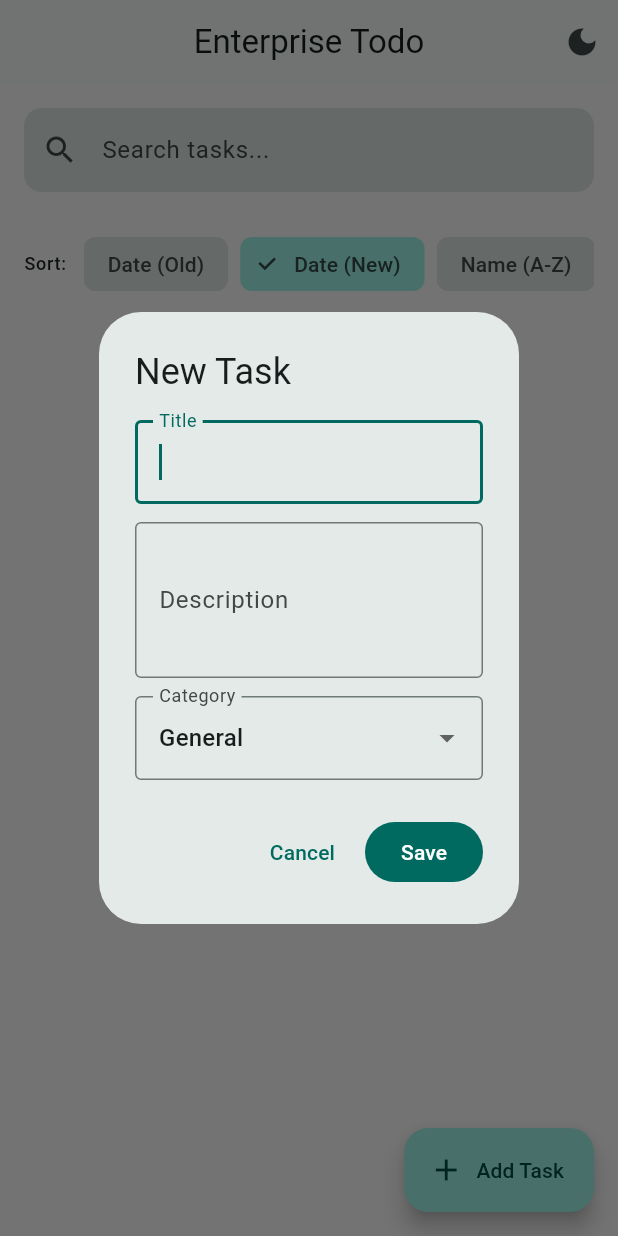
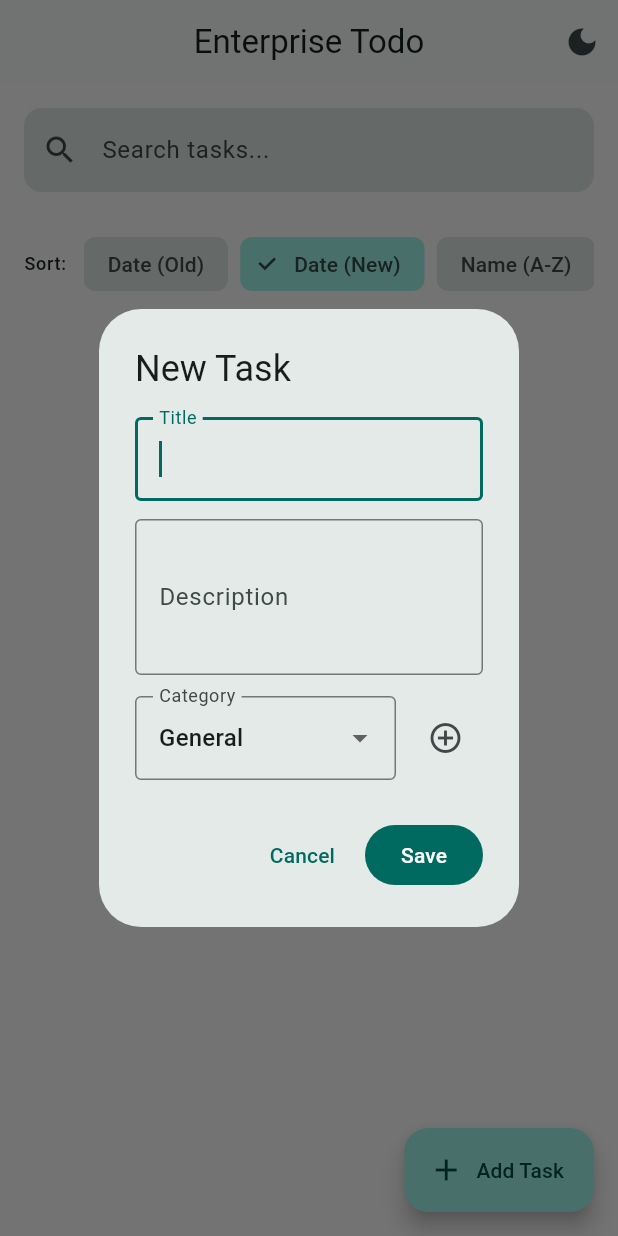
Before and after one commit to subhankarbasak/flutter-todo-app, a Flutter app: the screen it shows after launch, after a tap on "Add Task", on a phone screen of 412 x 824 dp. Run offline on Flutter 3.47's test engine with Material 3 defaults, Android fonts, the light colour scheme and no system bars; our stand-ins replace flutter_riverpod, hive, hive_flutter, shimmer; accounts and stored records are empty.

Commit message:
dynamic category

```diff
--- /dev/null
+++ b/todo_app/lib/data/repositories/category_repo_impl.dart
@@ -0,0 +1,40 @@
+import 'package:hive_flutter/hive_flutter.dart';
+import '../../domain/repositories/category_repository.dart';
+
+class CategoryRepositoryImpl implements CategoryRepository {
+  final String _boxName = 'categoriesBox';
+
+  Box _getBox() => Hive.box(_boxName);
+
+  @override
+  Future<List<String>> getCategories() async {
+    final box = _getBox();
+    // Return list of strings.
+    // We handle the box not having data by returning default.
+    if (box.isEmpty) {
+      // Add default category if empty
+      await addCategory('General');
+      return ['General'];
+    }
+    return box.values.toList().cast<String>();
+  }
+
+  @override
+  Future<void> addCategory(String name) async {
+    final box = _getBox();
+    // Avoid duplicates
+    if (!box.values.contains(name)) {
+      await box.add(name);
+    }
+  }
+
+  @override
+  Future<void> deleteCategory(String name) async {
+    final box = _getBox();
+    // Hive key might differ from value, so we search for the key that matches value
+    final keyToDelete = box.keys.firstWhere((k) => box.get(k) == name, orElse: () => null);
+    if (keyToDelete != null) {
+      await box.delete(keyToDelete);
+    }
+  }
+}
--- /dev/null
+++ b/todo_app/lib/domain/repositories/category_repository.dart
@@ -0,0 +1,5 @@
+abstract class CategoryRepository {
+  Future<List<String>> getCategories();
+  Future<void> addCategory(String name);
+  Future<void> deleteCategory(String name);
+}
--- a/todo_app/lib/main.dart
+++ b/todo_app/lib/main.dart
@@ -18,7 +18,10 @@ void main() async {
 
   // FIX: Open the box used by the repository
   // The name must match the string used in 'TodoRepositoryImpl'
+  // Open Todo Box
   await Hive.openBox('todosBox');
+  // Open Categories Box
+  await Hive.openBox('categoriesBox');
 
   runApp(
     // ProviderScope is required for Riverpod
--- a/todo_app/lib/presentation/pages/home_page.dart
+++ b/todo_app/lib/presentation/pages/home_page.dart
@@ -1,11 +1,12 @@
 import 'package:flutter/material.dart';
 import 'package:flutter_riverpod/flutter_riverpod.dart';
-import 'package:shimmer/shimmer.dart'; // Import Shimmer
+import 'package:shimmer/shimmer.dart';
 import 'package:intl/intl.dart';
 import 'package:uuid/uuid.dart';
 import '../../domain/entities/todo.dart';
 import '../../main.dart';
 import '../providers/todo_provider.dart';
+import '../providers/category_provider.dart';
 
 // Constants for categories
 const List<String> categories = ['General', 'Work', 'Personal', 'Shopping', 'Health'];
@@ -16,6 +17,7 @@ class HomePage extends ConsumerWidget {
   @override
   Widget build(BuildContext context, WidgetRef ref) {
     final asyncTodos = ref.watch(todoProvider);
+    final asyncCategories = ref.watch(categoryProvider);
     final theme = Theme.of(context);
     final currentThemeMode = ref.watch(themeModeProvider);
 
@@ -36,7 +38,7 @@ class HomePage extends ConsumerWidget {
       ),
       body: Column(
         children: [
-          // 1. Search Bar
+          // Search Bar
           Padding(
             padding: const EdgeInsets.all(16.0),
             child: TextField(
@@ -56,7 +58,7 @@ class HomePage extends ConsumerWidget {
             ),
           ),
 
-          // 2. Sort Chips
+          // Sort Chips
           Padding(
             padding: const EdgeInsets.symmetric(horizontal: 16.0, vertical: 8.0),
             child: Row(
@@ -88,7 +90,7 @@ class HomePage extends ConsumerWidget {
             ),
           ),
 
-          // 3. Content (List or Shimmer)
+          // Content (List or Shimmer)
           Expanded(
             child: asyncTodos.when(
               data: (todos) {
@@ -112,11 +114,15 @@ class HomePage extends ConsumerWidget {
                   itemCount: todos.length,
                   itemBuilder: (context, index) {
                     final todo = todos[index];
-                    return _TodoCard(todo: todo);
+                    // Pass the Edit callback here
+                    return _TodoCard(
+                        todo: todo,
+                        onEdit: () => _showTodoDialog(context, ref, todo)
+                    );
                   },
                 );
               },
-              loading: () => const _ShimmerLoader(), // Show Shimmer
+              loading: () => const _ShimmerLoader(),
               error: (err, stack) => Center(child: Text('Error: $err')),
             ),
           ),
@@ -136,13 +142,15 @@ class HomePage extends ConsumerWidget {
       case SortOption.dateDesc: return 'Date (New)';
       case SortOption.nameAsc: return 'Name (A-Z)';
       case SortOption.status: return 'Status';
+      case SortOption.category: return 'Category'; // ADDED THIS
     }
   }
 
-  // Unified Dialog for Add and Edit
+  // --- Add / Edit Todo Dialog ---
   void _showTodoDialog(BuildContext context, WidgetRef ref, [Todo? todo]) {
     final titleController = TextEditingController(text: todo?.title ?? '');
     final descController = TextEditingController(text: todo?.description ?? '');
+    // Default to 'General' if not set or if list doesn't contain it yet
     String category = todo?.category ?? 'General';
 
     showDialog(
@@ -150,7 +158,18 @@ class HomePage extends ConsumerWidget {
       builder: (context) => StatefulBuilder(
         builder: (context, setDialogState) => AlertDialog(
           title: Text(todo == null ? 'New Task' : 'Edit Task'),
-          content: Column(
+          content: Consumer(
+            builder: (context, ref, child) {
+              // Watch categories inside dialog so it updates if we add a new one
+              final asyncCats = ref.watch(categoryProvider);
+              final cats = asyncCats.maybeWhen(data: (d) => d, orElse: () => ['General']);
+
+              // Ensure current category is in the list (in case it was deleted but exists in history)
+              if (!cats.contains(category)) {
+                cats.insert(0, category);
+              }
+
+              return Column(
                 mainAxisSize: MainAxisSize.min,
                 crossAxisAlignment: CrossAxisAlignment.stretch,
                 children: [
@@ -166,18 +185,39 @@ class HomePage extends ConsumerWidget {
                     maxLines: 3,
                   ),
                   const SizedBox(height: 12),
-              // Category Dropdown
-              DropdownButtonFormField<String>(
+
+                  // Dynamic Category Input
+                  Row(
+                    children: [
+                      Expanded(
+                        child: DropdownButtonFormField<String>(
                           value: category,
                           decoration: const InputDecoration(labelText: 'Category', border: OutlineInputBorder()),
-                items: categories.map((cat) {
+                          items: cats.map((cat) {
                             return DropdownMenuItem(value: cat, child: Text(cat));
                           }).toList(),
                           onChanged: (val) {
                             if (val != null) setDialogState(() => category = val);
                           },
                         ),
+                      ),
+                      const SizedBox(width: 8),
+                      // Add Category Button
+                      SizedBox(
+                        width: 50,
+                        height: 60,
+                        child: IconButton(
+                          icon: const Icon(Icons.add_circle_outline),
+                          onPressed: () {
+                            _showAddCategoryDialog(context, ref);
+                          },
+                        ),
+                      ),
                     ],
+                  ),
+                ],
+              );
+            },
           ),
           actions: [
             TextButton(
@@ -222,6 +262,33 @@ class HomePage extends ConsumerWidget {
     );
   }
 
+  // --- Add Category Dialog ---
+  void _showAddCategoryDialog(BuildContext context, WidgetRef ref) {
+    final catController = TextEditingController();
+    showDialog(
+      context: context,
+      builder: (ctx) => AlertDialog(
+        title: const Text('New Category'),
+        content: TextField(
+          controller: catController,
+          decoration: const InputDecoration(hintText: "Enter category name"),
+        ),
+        actions: [
+          TextButton(onPressed: () => Navigator.pop(ctx), child: const Text('Cancel')),
+          FilledButton(
+            onPressed: () async {
+              if (catController.text.trim().isNotEmpty) {
+                await ref.read(categoryProvider.notifier).addCategory(catController.text.trim());
+                if (ctx.mounted) Navigator.pop(ctx);
+              }
+            },
+            child: const Text('Create'),
+          )
+        ],
+      ),
+    );
+  }
+
   void _showToast(BuildContext context, String message) {
     final snackBar = SnackBar(
       content: Text(message),
@@ -233,7 +300,7 @@ class HomePage extends ConsumerWidget {
   }
 }
 
-// --- Shimmer Loading Effect ---
+// --- Shimmer Loader (Same as before) ---
 class _ShimmerLoader extends StatelessWidget {
   const _ShimmerLoader();
 
@@ -241,7 +308,7 @@ class _ShimmerLoader extends StatelessWidget {
   Widget build(BuildContext context) {
     return ListView.builder(
       padding: const EdgeInsets.all(16),
-      itemCount: 6, // Simulate 6 items loading
+      itemCount: 6,
       itemBuilder: (context, index) => Padding(
         padding: const EdgeInsets.only(bottom: 12.0),
         child: Shimmer.fromColors(
@@ -260,16 +327,17 @@ class _ShimmerLoader extends StatelessWidget {
   }
 }
 
-// --- Todo Card Widget ---
+// --- Todo Card Widget (Updated for Edit) ---
 class _TodoCard extends ConsumerWidget {
   final Todo todo;
-  const _TodoCard({required this.todo});
+  final VoidCallback onEdit; // NEW: Callback for Edit
+
+  const _TodoCard({required this.todo, required this.onEdit});
 
   @override
   Widget build(BuildContext context, WidgetRef ref) {
     final theme = Theme.of(context);
 
-    // Category Color logic
     Color categoryColor = Colors.blue;
     if(todo.category == 'Work') categoryColor = Colors.orange;
     if(todo.category == 'Personal') categoryColor = Colors.green;
@@ -308,7 +376,6 @@ class _TodoCard extends ConsumerWidget {
         subtitle: Column(
           crossAxisAlignment: CrossAxisAlignment.start,
           children: [
-            // Category Chip
             Padding(
               padding: const EdgeInsets.symmetric(vertical: 4.0),
               child: Chip(
@@ -336,18 +403,10 @@ class _TodoCard extends ConsumerWidget {
         trailing: Row(
           mainAxisSize: MainAxisSize.min,
           children: [
+            // WORKING EDIT BUTTON
             IconButton(
-              icon: const Icon(Icons.edit_calendar, color: Colors.blue),
-              onPressed: () {
-                // Trigger Edit Dialog
-                // We can access the HomePage method indirectly or just inline logic
-                // For simplicity, we rely on the FAB to edit in this snippet,
-                // but let's implement the logic here:
-                // Since _showTodoDialog is private to HomePage, we usually lift it up.
-                // WORKAROUND: In a real app, create a separate widget or pass callback.
-                // For this demo, let's just use Delete to keep code block size manageable,
-                // OR implement a simple edit navigator.
-              },
+              icon: const Icon(Icons.edit, color: Colors.blue),
+              onPressed: onEdit, // Calls the function passed from HomePage
             ),
             IconButton(
               icon: const Icon(Icons.delete_outline, color: Colors.red),
--- /dev/null
+++ b/todo_app/lib/presentation/providers/category_provider.dart
@@ -0,0 +1,43 @@
+import 'package:flutter_riverpod/flutter_riverpod.dart';
+import 'package:flutter_riverpod/legacy.dart';
+import '../../domain/repositories/category_repository.dart';
+import '../../data/repositories/category_repo_impl.dart';
+
+// 1. Dependency Injection
+final categoryRepositoryProvider = Provider<CategoryRepository>((ref) {
+  return CategoryRepositoryImpl();
+});
+
+// 2. State Notifier
+class CategoryNotifier extends StateNotifier<AsyncValue<List<String>>> {
+  final CategoryRepository _repository;
+
+  CategoryNotifier(this._repository) : super(const AsyncValue.loading()) {
+    loadCategories();
+  }
+
+  Future<void> loadCategories() async {
+    state = const AsyncValue.loading();
+    try {
+      final cats = await _repository.getCategories();
+      state = AsyncValue.data(cats);
+    } catch (e, st) {
+      state = AsyncValue.error(e, st);
+    }
+  }
+
+  Future<void> addCategory(String name) async {
+    await _repository.addCategory(name);
+    await loadCategories();
+  }
+
+  Future<void> deleteCategory(String name) async {
+    await _repository.deleteCategory(name);
+    await loadCategories();
+  }
+}
+
+final categoryProvider = StateNotifierProvider<CategoryNotifier, AsyncValue<List<String>>>((ref) {
+  final repository = ref.watch(categoryRepositoryProvider);
+  return CategoryNotifier(repository);
+});
--- a/todo_app/lib/presentation/providers/todo_provider.dart
+++ b/todo_app/lib/presentation/providers/todo_provider.dart
@@ -11,7 +11,7 @@ final todoRepositoryProvider = Provider<TodoRepository>((ref) {
 });
 
 // 2. Sort Options Enum
-enum SortOption { dateAsc, dateDesc, nameAsc, status }
+enum SortOption { dateAsc, dateDesc, nameAsc, status, category }
 
 // 3. State Notifier (Controller)
 class TodoNotifier extends StateNotifier<AsyncValue<List<Todo>>> {
@@ -62,6 +62,10 @@ class TodoNotifier extends StateNotifier<AsyncValue<List<Todo>>> {
         break;
       case SortOption.status:
         result.sort((a, b) => a.isCompleted.toString().compareTo(b.isCompleted.toString()));
+        break;
+      // NEW: Sort by Category
+      case SortOption.category:
+        result.sort((a, b) => a.category.toLowerCase().compareTo(b.category.toLowerCase()));
         break;
     }
     return result;
```
Lines whose indentation alone changed are shown as unchanged.
